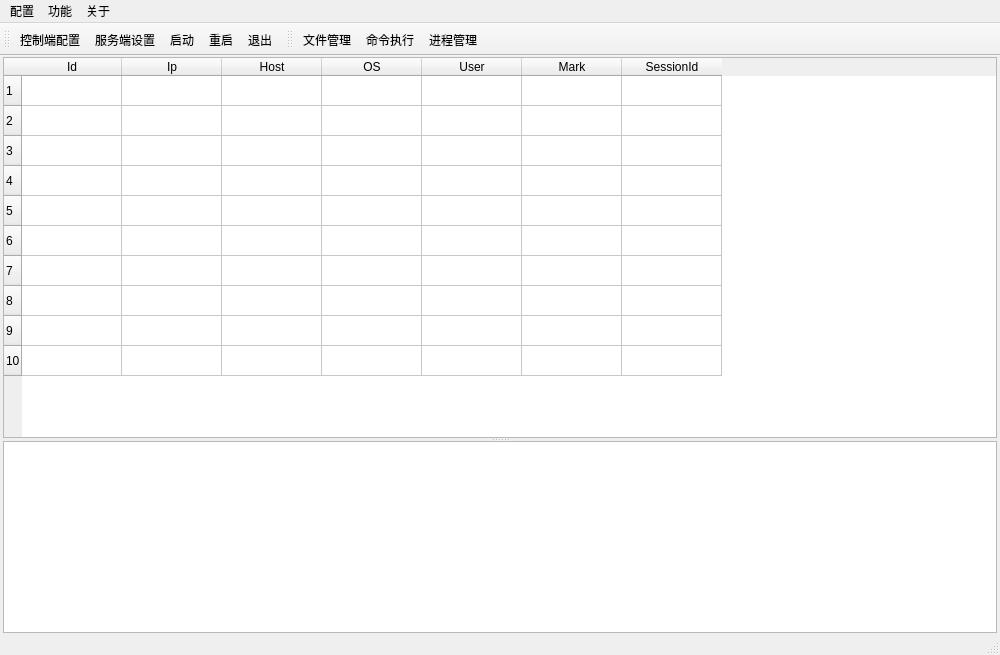
This is controller/ui/MainTable.ui in how2how/PlayGround as Qt 5 draws it before an edit. The edited form follows.
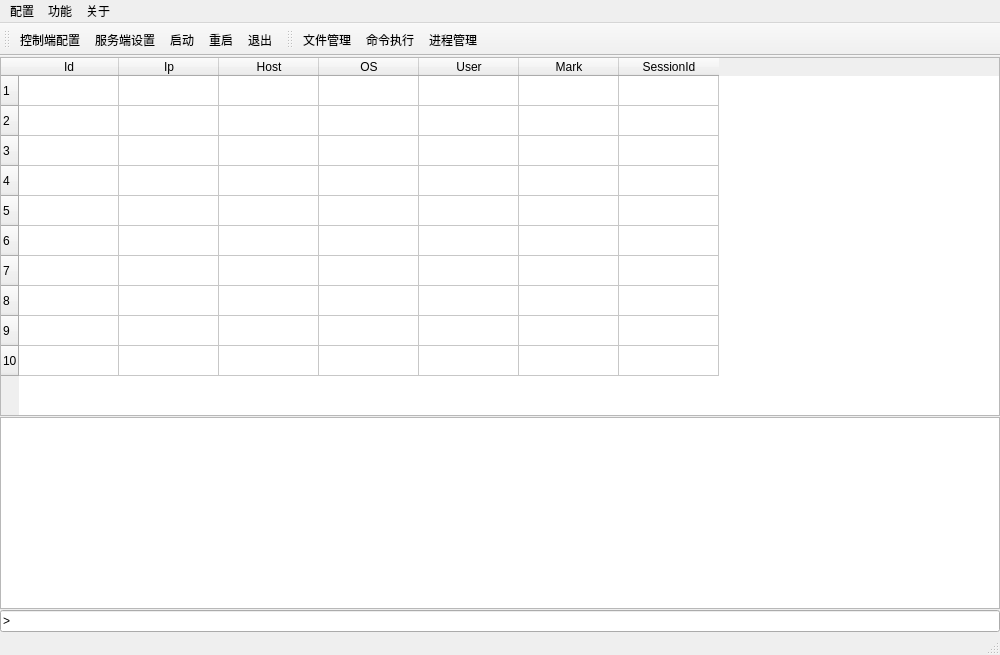
This is the edited form. Icons and pictures are not drawn.

What changed in the file:
```diff
--- a/controller/ui/MainTable.ui
+++ b/controller/ui/MainTable.ui
@@ -40,16 +40,16 @@
    </property>
    <layout class="QHBoxLayout" name="horizontalLayout">
     <property name="leftMargin">
-     <number>3</number>
+     <number>0</number>
     </property>
     <property name="topMargin">
      <number>1</number>
     </property>
     <property name="rightMargin">
-     <number>3</number>
+     <number>0</number>
     </property>
     <property name="bottomMargin">
-     <number>0</number>
+     <number>1</number>
     </property>
     <item>
      <widget class="QSplitter" name="splitter">
@@ -57,10 +57,7 @@
        <enum>Qt::Vertical</enum>
       </property>
       <property name="handleWidth">
-       <number>3</number>
-      </property>
-      <property name="childrenCollapsible">
-       <bool>false</bool>
+       <number>1</number>
       </property>
       <widget class="QTableWidget" name="table">
        <property name="sizePolicy">
@@ -135,6 +132,11 @@
         </sizepolicy>
        </property>
       </widget>
+      <widget class="QLineEdit" name="console_input">
+       <property name="text">
+        <string>&gt; </string>
+       </property>
+      </widget>
      </widget>
     </item>
    </layout>
```
Left out of the diff: 8 changed lines with no effect on the pictures.
